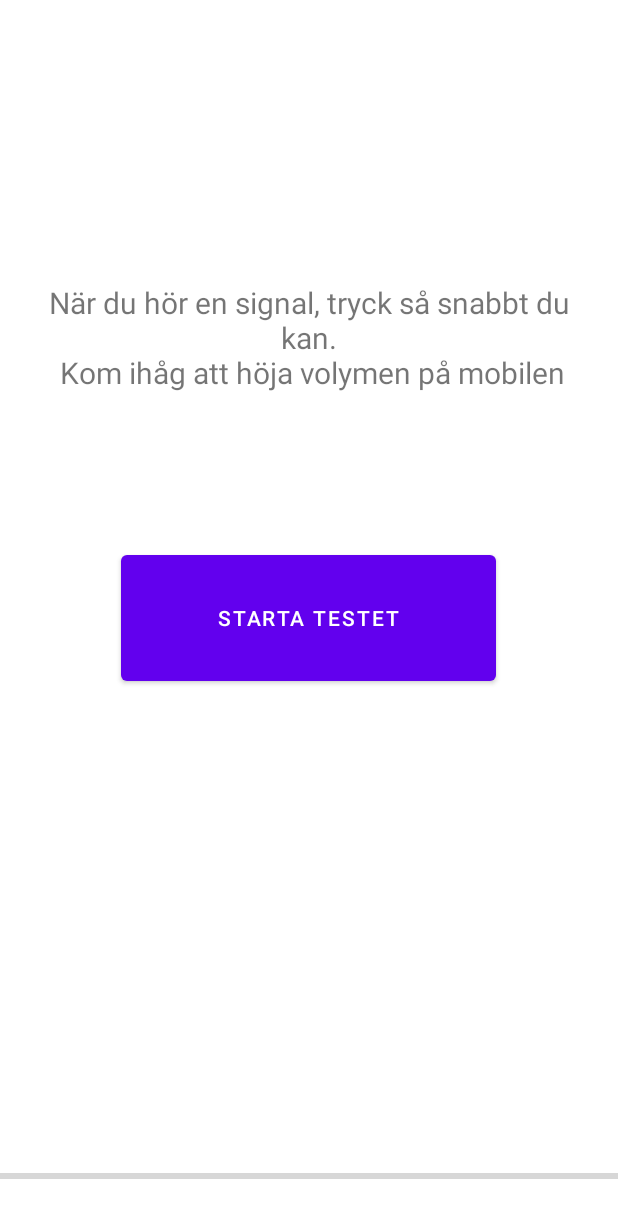
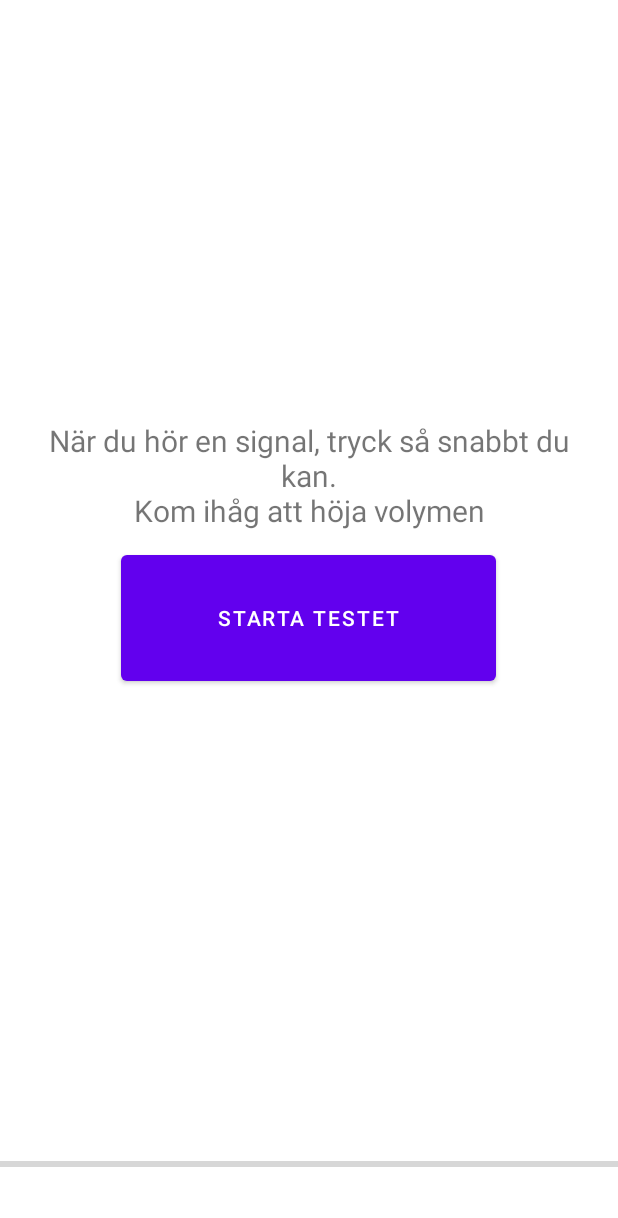
Before and after one commit to TrisseC/MedTechApp, an Android app: the screen it shows after launch (TouchReaction), after a tap on "HÖRSEL", on a phone screen of 412 x 824 dp. Shown: the top 1218 px of the screen. Run offline under Robolectric (Android 15) with nearby library versions, the phone set to English and light mode, and no system bars.

Commit message:
Changed background color, fixed bugs related to back button and clicking outside buttons, improved the mediaPlayer

```diff
--- a/app/src/main/java/com/example/medtechapp/Highscores.java
+++ b/app/src/main/java/com/example/medtechapp/Highscores.java
@@ -57,7 +57,7 @@ public class Highscores extends AppCompatActivity {
         int counter = 1;
         scoreTextView.setText("");
         for(int score : intList){
-            scoreTextView.setText(scoreTextView.getText() + "  " + Integer.toString(counter) + ". "
+            scoreTextView.setText(scoreTextView.getText() + "  " + Integer.toString(counter) + ": "
             + Integer.toString(score) + " ms\n");
             counter++;
             if (counter >= 21){break;}
--- a/app/src/main/java/com/example/medtechapp/TouchReaction.java
+++ b/app/src/main/java/com/example/medtechapp/TouchReaction.java
@@ -24,10 +24,11 @@ public class TouchReaction extends AppCompatActivity {
     private View root;
     private String state;
     private Vibrator vibrator;
+    private MediaPlayer mediaPlayer = null;
 
     private long startTime;
     private boolean hasCalled = false;
-    private boolean paused = false;
+    private boolean paused = true;
     private ArrayList<Long> reactionTimes = new ArrayList<>();
 
     //final variables
@@ -50,8 +51,7 @@ public class TouchReaction extends AppCompatActivity {
 
         TextView instructions = findViewById(R.id.instructionText);
         if (state.equals("sound")) {
-            instructions.setText("När du hör en signal, tryck så snabbt du kan." +
-                    "\n Kom ihåg att höja volymen på mobilen");
+            instructions.setText("När du hör en signal, tryck så snabbt du kan.\nKom ihåg att höja volymen");
         } else if (state.equals("vibration")) {
             instructions.setText("När du känner en vibration, tryck så snabbt du kan.");
         } else if (state.equals("visual")){
@@ -67,7 +67,14 @@ public class TouchReaction extends AppCompatActivity {
         paused = false;
 
         clearContent();
-        root.setBackgroundColor(ContextCompat.getColor(this, android.R.color.holo_red_dark));
+        if (state.equals("sound")) {
+            root.setBackgroundColor(ContextCompat.getColor(this, android.R.color.holo_blue_dark));
+            mediaPlayer = MediaPlayer.create(this, R.raw.notice);
+        } else if (state.equals("vibration")) {
+            root.setBackgroundColor(ContextCompat.getColor(this, android.R.color.holo_blue_dark));
+        } else if (state.equals("visual")){
+            root.setBackgroundColor(ContextCompat.getColor(this, android.R.color.holo_red_dark));
+        }
         ((Button) findViewById(R.id.continueBtn)).setText("Fortsätt");
 
         long timer = (long) (minWait + (random.nextDouble() * (maxWait-minWait)));
@@ -79,10 +86,9 @@ public class TouchReaction extends AppCompatActivity {
         startTime = System.currentTimeMillis();
 
         if (state.equals("sound")) {
-            final MediaPlayer testSound = MediaPlayer.create(this, R.raw.notice);
-            testSound.setVolume(1,1);
-            testSound.start();
-            Log.w("Audio Test","Duration: "+testSound.getDuration());
+            mediaPlayer.setVolume(1,1);
+            mediaPlayer.start();
+            Log.w("Audio Test","Duration: " + mediaPlayer.getDuration());
             //startTime = System.currentTimeMillis();
         } else if (state.equals("vibration")) {
             vibrator.vibrate(250);
@@ -100,8 +106,11 @@ public class TouchReaction extends AppCompatActivity {
         if (paused) {
             return;
         }
+        if (mediaPlayer != null) {
+            mediaPlayer.stop();
+        }
 
-        root.setBackgroundColor(ContextCompat.getColor(this, android.R.color.holo_blue_dark));
+        root.setBackgroundColor(ContextCompat.getColor(this, android.R.color.white));
         findViewById(R.id.continueBtn).setVisibility(View.VISIBLE);
         paused = true;
 
@@ -166,6 +175,7 @@ public class TouchReaction extends AppCompatActivity {
     @Override
     public void onBackPressed() {
         super.onBackPressed();
+        handler.removeCallbacksAndMessages(null);
         MediaPlayer backSound = MediaPlayer.create(this, R.raw.back);
         backSound.start();
     }
--- a/app/src/main/res/layout/activity_touchreaction.xml
+++ b/app/src/main/res/layout/activity_touchreaction.xml
@@ -8,13 +8,24 @@
     android:onClick="stopTime"
     tools:context=".TouchReaction">
 
+    <ProgressBar
+        android:id="@+id/progressBar2"
+        style="?android:attr/progressBarStyleHorizontal"
+        android:layout_width="0dp"
+        android:layout_height="wrap_content"
+        android:layout_marginBottom="40dp"
+        app:layout_constraintBottom_toBottomOf="parent"
+        app:layout_constraintEnd_toEndOf="parent"
+        app:layout_constraintHorizontal_bias="0.0"
+        app:layout_constraintStart_toStartOf="parent" />
+
     <TextView
         android:id="@+id/instructionText"
         android:layout_width="0dp"
         android:layout_height="80dp"
         android:layout_marginStart="16dp"
         android:layout_marginEnd="16dp"
-        android:layout_marginBottom="96dp"
+        android:layout_marginBottom="4dp"
         android:text="@string/instruction_text"
         android:textAlignment="center"
         android:textSize="20sp"
@@ -54,20 +65,12 @@
         android:id="@+id/timer"
         android:layout_width="0dp"
         android:layout_height="wrap_content"
-        android:layout_marginBottom="32dp"
+        android:layout_marginBottom="80dp"
         android:textAlignment="center"
         android:textSize="60sp"
         app:layout_constraintBottom_toBottomOf="parent"
         app:layout_constraintEnd_toEndOf="parent"
-        app:layout_constraintStart_toStartOf="parent" />
-
-    <ProgressBar
-        android:id="@+id/progressBar2"
-        style="?android:attr/progressBarStyleHorizontal"
-        android:layout_width="0dp"
-        android:layout_height="wrap_content"
-        app:layout_constraintBottom_toBottomOf="@+id/timer"
-        app:layout_constraintEnd_toEndOf="parent"
+        app:layout_constraintHorizontal_bias="0.0"
         app:layout_constraintStart_toStartOf="parent" />
 
 </androidx.constraintlayout.widget.ConstraintLayout>
```
